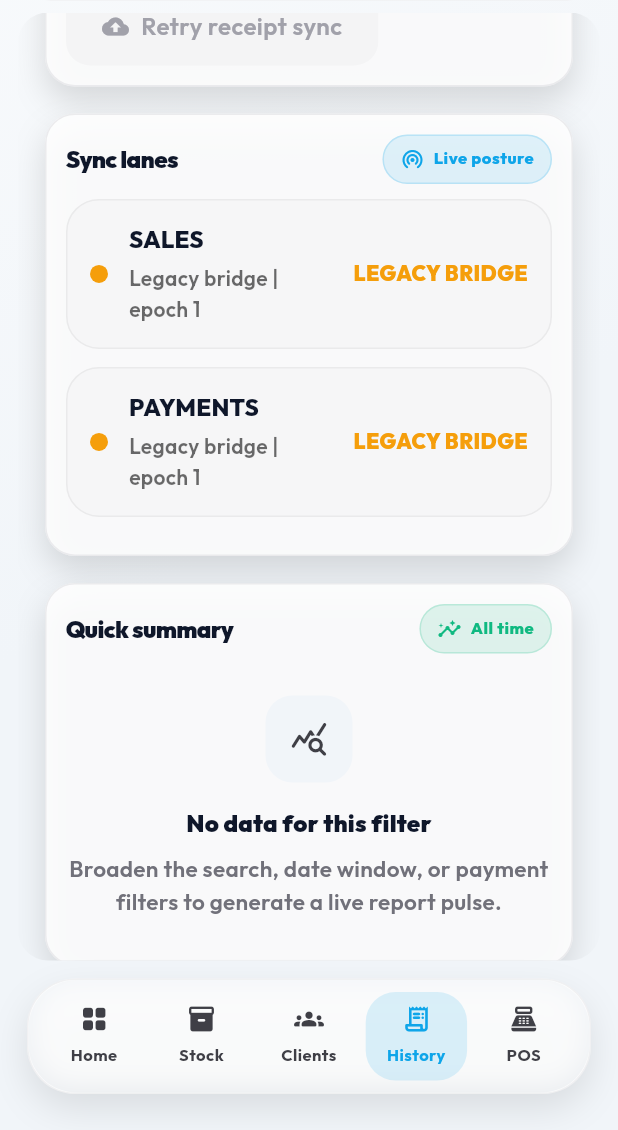
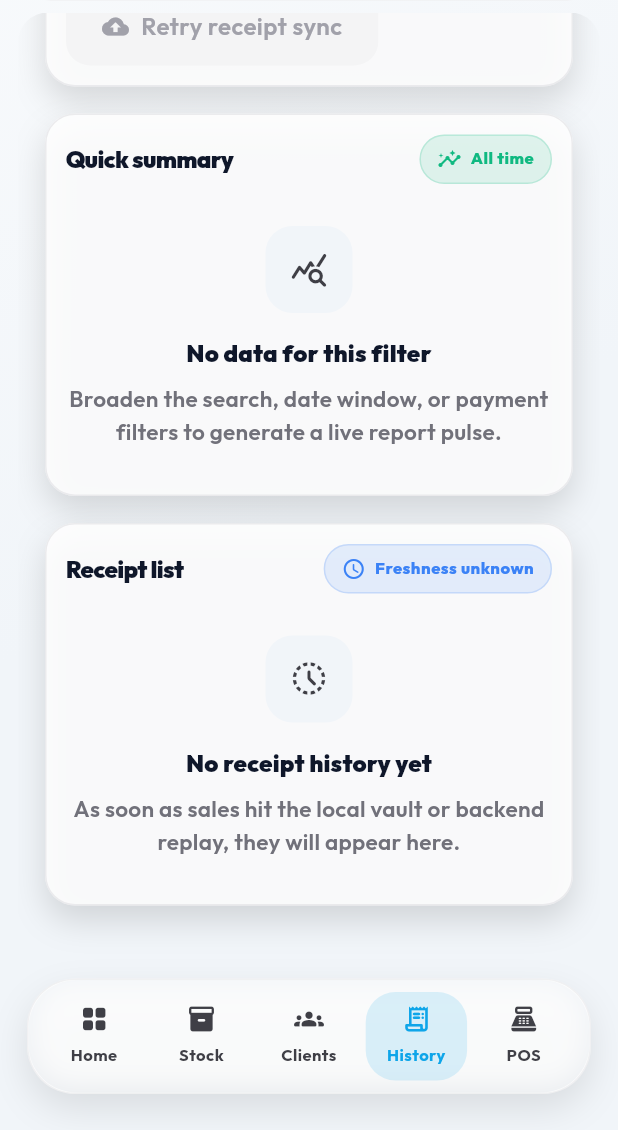
Before and after one commit to MurtazaJ53/BUSINESS-HUB, a Flutter app: the HistoryScreen screen opened by its route, scrolled down 1152 dp, on a phone screen of 412 x 824 dp, the part 106-1236 px from its top. Run offline on Flutter 3.47's test engine with Material 3 defaults, Android fonts, the phone set to English and light mode, and no system bars; our stand-ins replace drift, drift_flutter, flutter_riverpod, go_router, google_fonts, package_info_plus; missing offline and left inert: blue_thermal_printer, esc_pos_utils_plus, mobile_scanner; accounts and stored records are empty; generated files the repository leaves out were written again; project files that could hold a hidden picture were left out.

Commit message:
refactor(history): drop ops-only "Sync lanes" panel for a cleaner feed
Remove the migration domain-posture panel (meaningless to a shopkeeper)
and its unused state. Keep receipt metrics, filters, the receipt feed,
and the receipt detail + thermal reprint.

Verified with a release build.

Co-Authored-By: Claude Opus 4.8 <noreply@anthropic.com>

```diff
--- a/apps/mobile_flutter/lib/features/history/presentation/history_screen.dart
+++ b/apps/mobile_flutter/lib/features/history/presentation/history_screen.dart
@@ -52,12 +52,6 @@ class _HistoryScreenState extends ConsumerState<HistoryScreen> {
     final sales =
         ref.watch(historySalesProvider(_filter)).asData?.value ??
         const <RecentSaleSummary>[];
-    final states =
-        ref.watch(historyDomainStatesProvider).asData?.value ??
-        <DomainControlState>[
-          DomainControlState.legacy('sales'),
-          DomainControlState.legacy('payments'),
-        ];
     final report = HistoryReportSnapshot.fromSales(sales);
     final showOperationalSummary = shop.normalizedPlanTier != 'starter';
     final showAdvancedReport = shop.supportsAdvancedReports;
@@ -336,31 +330,6 @@ class _HistoryScreenState extends ConsumerState<HistoryScreen> {
                 label: const Text('Retry receipt sync'),
               ),
             ],
-          ),
-        ),
-        const SizedBox(height: 18),
-        MobilePanel(
-          title: 'Sync lanes',
-          action: MobileTag(
-            label: syncStatus == MobileSyncStatus.syncing
-                ? 'Refreshing'
-                : 'Live posture',
-            icon: syncStatus == MobileSyncStatus.syncing
-                ? Icons.sync_rounded
-                : Icons.wifi_tethering_rounded,
-            accent: syncStatus == MobileSyncStatus.error
-                ? AppPalette.error
-                : AppPalette.primary,
-          ),
-          child: Column(
-            children: states
-                .map(
-                  (state) => Padding(
-                    padding: const EdgeInsets.only(bottom: 12),
-                    child: _DomainPostureRow(state: state),
-                  ),
-                )
-                .toList(growable: false),
           ),
         ),
         const SizedBox(height: 18),
```
